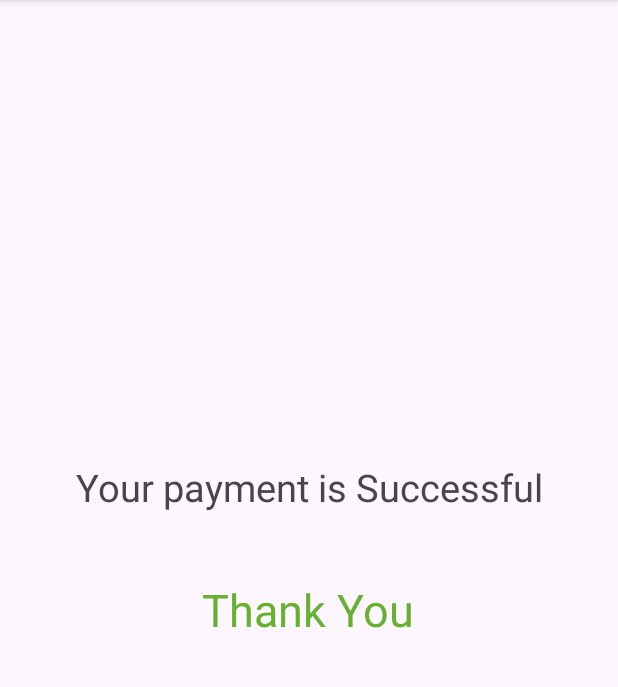
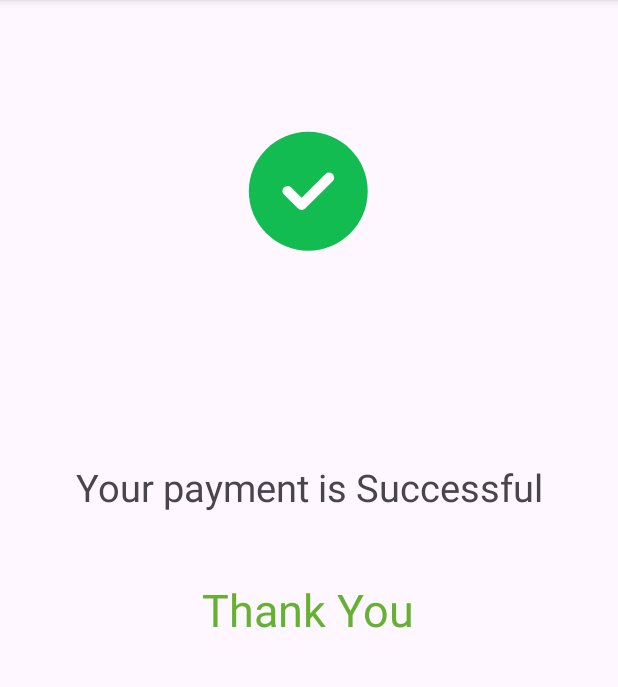
Before and after one commit to jagjyot98/Woof-n-Whiskers, an Android app: the SplashPayment screen opened directly, with no data from a screen before it, on a phone screen of 412 x 824 dp, the part 96-783 px from its top. Run offline under Robolectric (Android 15) with nearby library versions, the light colour scheme and no system bars; Roboto replaces fonts that are not available here.

Commit message:
success animation update

```diff
--- a/app/src/main/res/layout/activity_splash_payment.xml
+++ b/app/src/main/res/layout/activity_splash_payment.xml
@@ -10,15 +10,14 @@
         android:id="@+id/success"
         android:layout_width="200dp"
         android:layout_height="200dp"
-        android:layout_marginTop="144dp"
         android:layout_marginBottom="84dp"
         app:layout_constraintBottom_toTopOf="@+id/textView"
         app:layout_constraintEnd_toEndOf="parent"
         app:layout_constraintHorizontal_bias="0.497"
         app:layout_constraintStart_toStartOf="parent"
-        app:lottie_autoPlay="false"
-        app:lottie_fileName="animation.json"
-        app:lottie_speed="1"
+        app:lottie_autoPlay="true"
+        app:lottie_fileName="success.json"
+        app:lottie_speed="2"
         tools:ignore="MissingClass" />
 
     <TextView
```
Also changed, not shown: app/src/main/assets/success.json (renamed from app/src/main/assets/animation.json).
